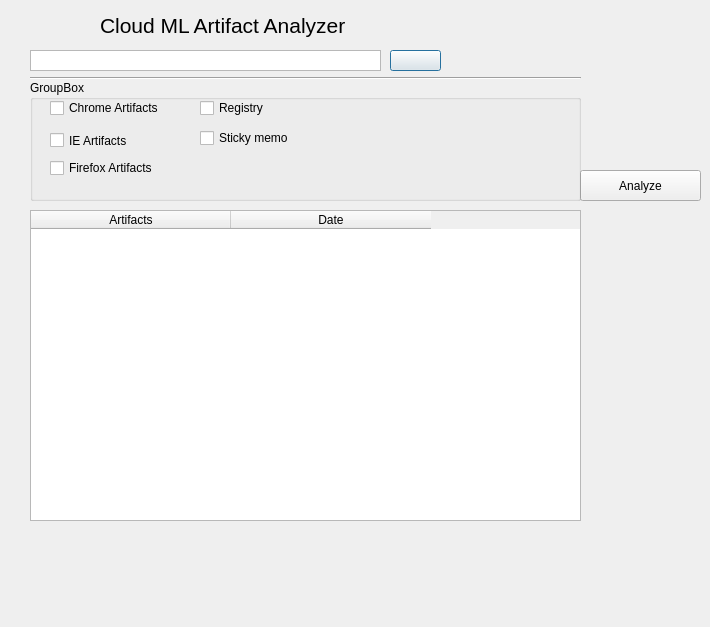
Qt form MainWindow.ui (colfax0483/capstone_project) before a commit.
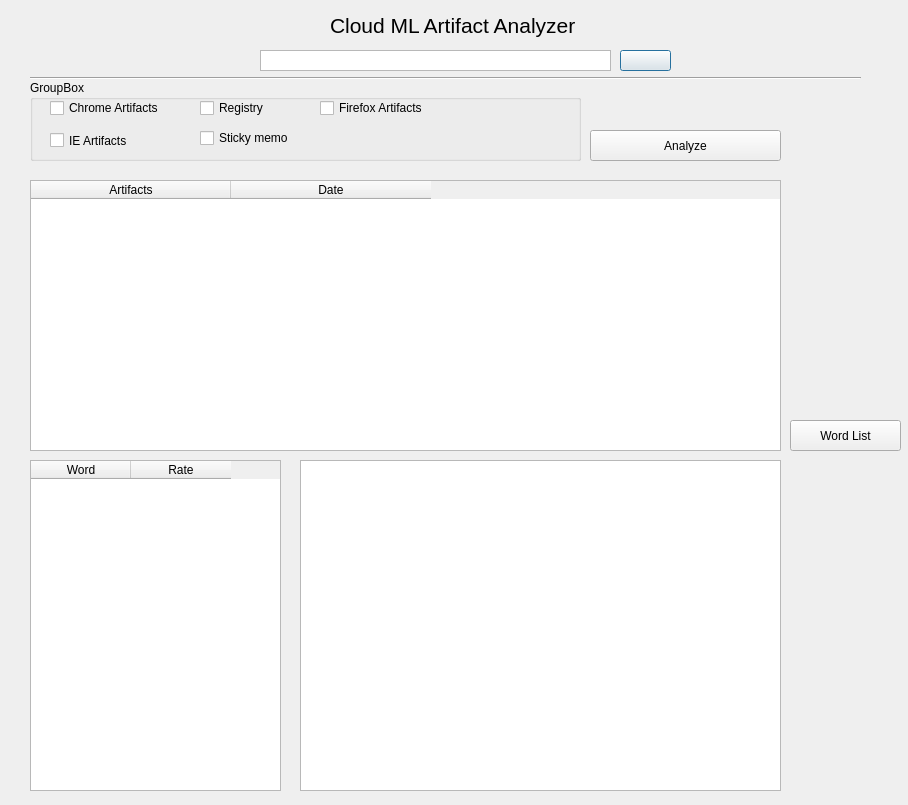
The same form after that commit. Icons and pictures are not drawn.

What changed in the file:
```diff
--- a/MainWindow.ui
+++ b/MainWindow.ui
@@ -6,8 +6,8 @@
    <rect>
     <x>0</x>
     <y>0</y>
-    <width>710</width>
-    <height>627</height>
+    <width>908</width>
+    <height>805</height>
    </rect>
   </property>
   <property name="windowTitle">
@@ -16,7 +16,7 @@
   <widget class="QPushButton" name="FileLoad">
    <property name="geometry">
     <rect>
-     <x>390</x>
+     <x>620</x>
      <y>50</y>
      <width>51</width>
      <height>21</height>
@@ -33,9 +33,9 @@
   <widget class="QPushButton" name="Btn_Analyze">
    <property name="geometry">
     <rect>
-     <x>580</x>
-     <y>170</y>
-     <width>121</width>
+     <x>590</x>
+     <y>130</y>
+     <width>191</width>
      <height>31</height>
     </rect>
    </property>
@@ -49,7 +49,7 @@
      <x>30</x>
      <y>80</y>
      <width>551</width>
-     <height>121</height>
+     <height>81</height>
     </rect>
    </property>
    <property name="title">
@@ -58,8 +58,8 @@
    <widget class="QCheckBox" name="chk_Firefox">
     <property name="geometry">
      <rect>
-      <x>20</x>
-      <y>80</y>
+      <x>290</x>
+      <y>20</y>
       <width>111</width>
       <height>16</height>
      </rect>
@@ -124,7 +124,7 @@
   <widget class="QTextEdit" name="Brw_Dir">
    <property name="geometry">
     <rect>
-     <x>30</x>
+     <x>260</x>
      <y>50</y>
      <width>351</width>
      <height>21</height>
@@ -145,7 +145,7 @@
     <rect>
      <x>30</x>
      <y>70</y>
-     <width>551</width>
+     <width>831</width>
      <height>16</height>
     </rect>
    </property>
@@ -156,7 +156,7 @@
   <widget class="QLabel" name="Title">
    <property name="geometry">
     <rect>
-     <x>100</x>
+     <x>330</x>
      <y>10</y>
      <width>281</width>
      <height>31</height>
@@ -178,9 +178,9 @@
    <property name="geometry">
     <rect>
      <x>30</x>
-     <y>210</y>
-     <width>551</width>
-     <height>311</height>
+     <y>180</y>
+     <width>751</width>
+     <height>271</height>
     </rect>
    </property>
    <property name="sortingEnabled">
@@ -203,6 +203,49 @@
     </property>
    </column>
   </widget>
+  <widget class="QTableWidget" name="tableWidget_2">
+   <property name="geometry">
+    <rect>
+     <x>30</x>
+     <y>460</y>
+     <width>251</width>
+     <height>331</height>
+    </rect>
+   </property>
+   <column>
+    <property name="text">
+     <string>Word</string>
+    </property>
+   </column>
+   <column>
+    <property name="text">
+     <string>Rate</string>
+    </property>
+   </column>
+  </widget>
+  <widget class="QPushButton" name="Btn_Wordlist">
+   <property name="geometry">
+    <rect>
+     <x>790</x>
+     <y>420</y>
+     <width>111</width>
+     <height>31</height>
+    </rect>
+   </property>
+   <property name="text">
+    <string>Word List</string>
+   </property>
+  </widget>
+  <widget class="QGraphicsView" name="graphicsView">
+   <property name="geometry">
+    <rect>
+     <x>300</x>
+     <y>460</y>
+     <width>481</width>
+     <height>331</height>
+    </rect>
+   </property>
+  </widget>
  </widget>
  <resources/>
  <connections/>
```
